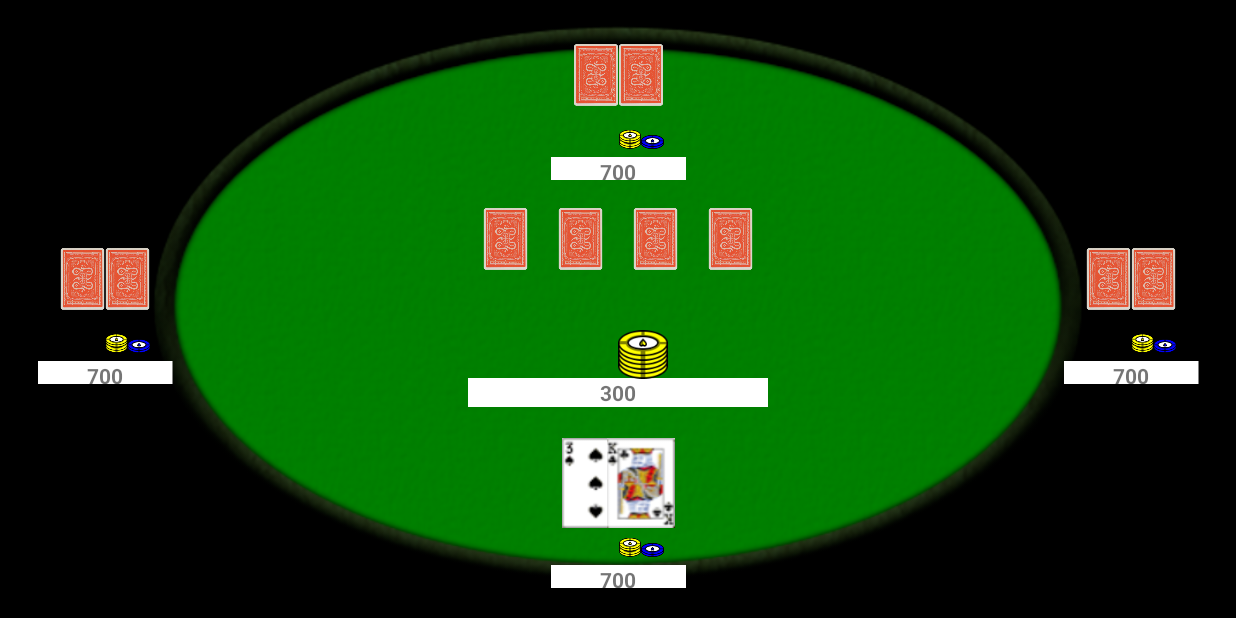
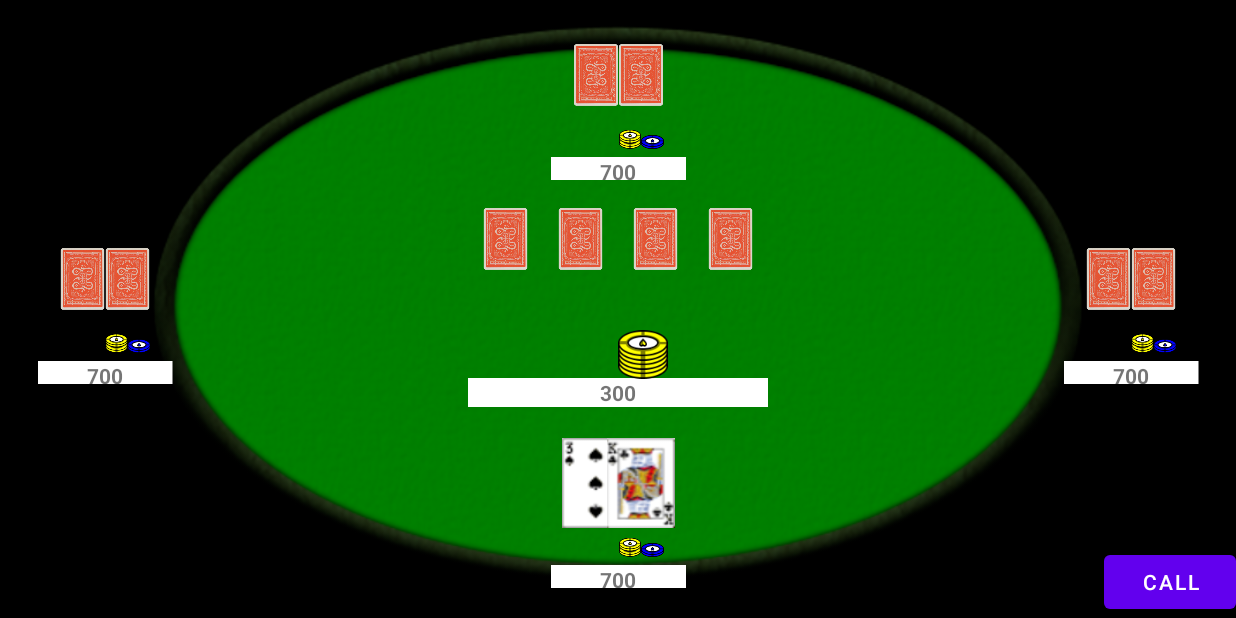
Before and after one commit to sbhalla569/PokerApp, an Android app: the SinglePlayerGame screen opened directly, with no data from a screen before it, on a phone screen of 824 x 412 dp (held sideways). Run offline under Robolectric (Android 15) with nearby library versions, the phone set to English and light mode, and no system bars.

Commit message:
Added call button to test loop

```diff
--- a/app/src/main/java/com/shivbhalla/comp3003_pokerapp_psysb7/SinglePlayerGame.java
+++ b/app/src/main/java/com/shivbhalla/comp3003_pokerapp_psysb7/SinglePlayerGame.java
@@ -9,7 +9,9 @@ import android.os.Bundle;
 import android.os.Handler;
 import android.view.MotionEvent;
 import android.view.View;
+import android.widget.Button;
 
+import com.google.android.material.tabs.TabLayout;
 import com.shivbhalla.comp3003_pokerapp_psysb7.databinding.ActivitySinglerPlayerGameBinding;
 
 /**
@@ -44,6 +46,7 @@ public class SinglePlayerGame extends AppCompatActivity {
     private Deck deck;
     private int state = 0; // 0 = pre flop; 1 = flop; 2 = river; 3 = show cards
     private boolean moveForward = false;
+    private Button callButton;
 
     // Main update loop of game
     private final Runnable mMainLoop = new Runnable() {
@@ -85,6 +88,7 @@ public class SinglePlayerGame extends AppCompatActivity {
                                 e.printStackTrace();
                             }
                         }
+                        tableCards.reset();
                         players[0].showHand();
                         break;
 
@@ -171,6 +175,11 @@ public class SinglePlayerGame extends AppCompatActivity {
         players[3] = (playerFragment) getSupportFragmentManager().findFragmentById(R.id.player_4);
 
         pot = (Chips) getSupportFragmentManager().findFragmentById(R.id.pot);
+        tableCards = (TableCards) getSupportFragmentManager().findFragmentById(R.id.table_cards);
+        callButton = findViewById(R.id.call_button);
+        callButton.setOnClickListener(View -> {
+            moveForward = true;
+        });
 
         deck = new Deck();
         mainHandler.postDelayed(new Runnable() {
@@ -194,6 +203,7 @@ public class SinglePlayerGame extends AppCompatActivity {
                 players[0].showHand();
                 assert pot != null;
                 pot.setChipValue(300);
+                mainHandler.postDelayed(mMainLoop, 100);
             }
         }, 200);
     }
--- a/app/src/main/res/layout/activity_singler_player_game.xml
+++ b/app/src/main/res/layout/activity_singler_player_game.xml
@@ -89,7 +89,7 @@
             tools:layout="@layout/fragment_chips" />
 
         <androidx.fragment.app.FragmentContainerView
-            android:id="@+id/fragmentContainerView"
+            android:id="@+id/table_cards"
             android:name="com.shivbhalla.comp3003_pokerapp_psysb7.TableCards"
             android:layout_width="0dp"
             android:layout_height="60dp"
@@ -99,6 +99,14 @@
             app:layout_constraintStart_toStartOf="@id/pot"
             app:layout_constraintTop_toBottomOf="@id/player_3"
             tools:layout="@layout/fragment_table_cards" />
+
+        <Button
+            android:id="@+id/call_button"
+            android:layout_width="wrap_content"
+            android:layout_height="wrap_content"
+            android:text="Call"
+            app:layout_constraintBottom_toBottomOf="parent"
+            app:layout_constraintEnd_toEndOf="parent" />
     </androidx.constraintlayout.widget.ConstraintLayout>
 
 </FrameLayout>
```
